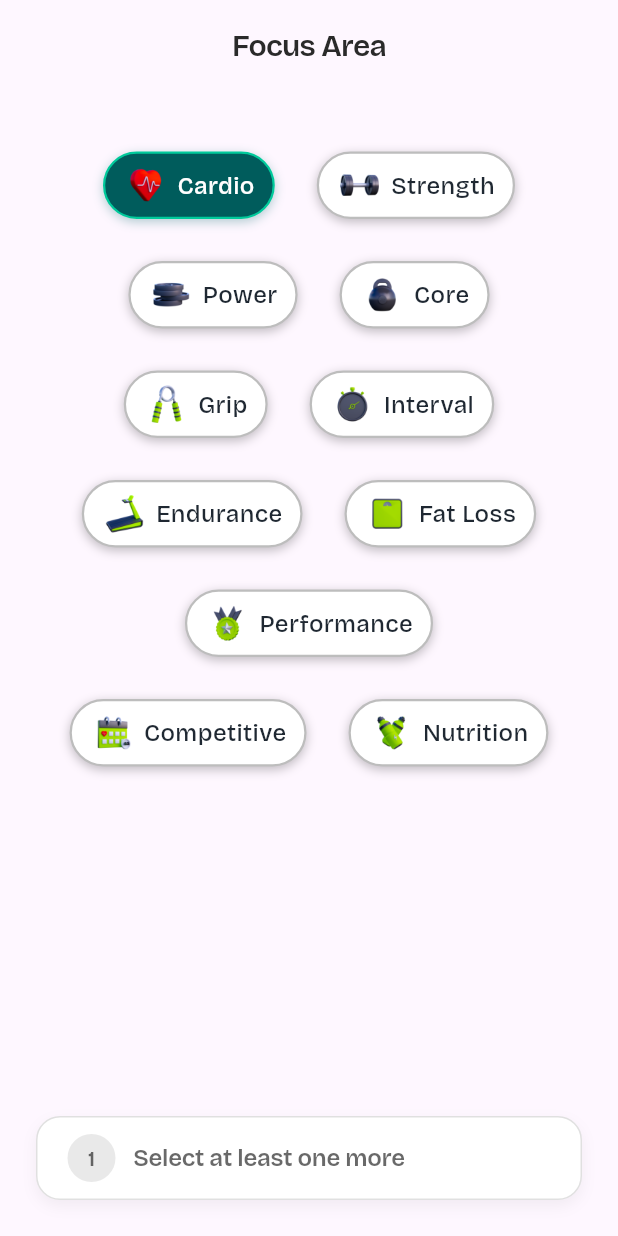
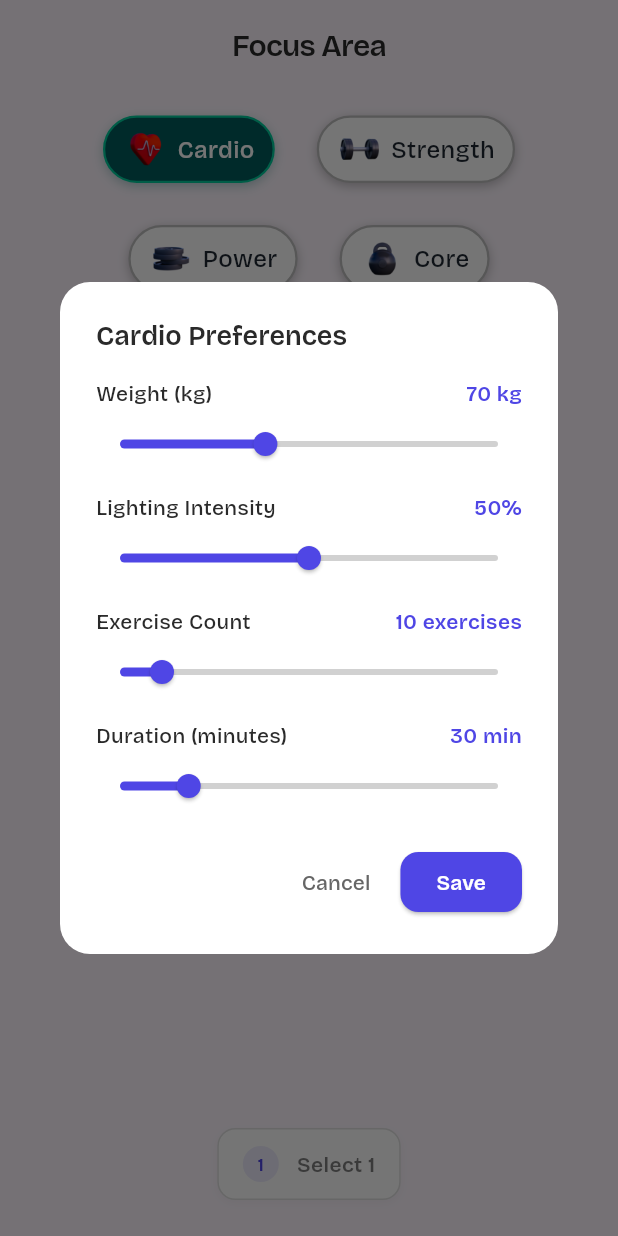
Before and after one commit to mihf05/flutter-fitness, a Flutter app: the WorkoutSelectionPage widget shown alone on an empty page, opened directly, after a tap on "Cardio", on a phone screen of 412 x 824 dp. Run offline on Flutter 3.47's test engine with Material 3 defaults, Android fonts, the phone set to English and light mode, and no system bars; our stand-ins replace google_fonts; network calls fail.

Commit message:
feat: Add workout preferences dialog with adjustable settings for weight, lighting, exercise count, and duration

```diff
--- a/lib/workout_selection.dart
+++ b/lib/workout_selection.dart
@@ -40,6 +40,9 @@ class _WorkoutSelectionPageState extends State<WorkoutSelectionPage>
     "Competitive": "calendar_icon.png",
     "Nutrition": "protein_shaker_icon.png",
   };
+
+  // User preferences for each workout type
+  Map<String, Map<String, dynamic>> workoutPreferences = {};
 
   int count = 0;
   bool isDarkMode = false;
@@ -85,6 +88,174 @@ class _WorkoutSelectionPageState extends State<WorkoutSelectionPage>
   Color get subtitleColor => isDarkMode ? Color(0xFFB0B0B0) : Color(0xFF666666);
   Color get accentColor => isDarkMode ? Color(0xFF6366F1) : Color(0xFF4F46E5);
 
+  // Show preferences dialog when workout is selected
+  void _showPreferencesDialog(String workoutType) {
+    double weight = workoutPreferences[workoutType]?['weight'] ?? 70.0;
+    double lightingIntensity = workoutPreferences[workoutType]?['lighting'] ?? 50.0;
+    int exerciseCount = workoutPreferences[workoutType]?['count'] ?? 10;
+    int duration = workoutPreferences[workoutType]?['time'] ?? 30;
+
+    showDialog(
+      context: context,
+      builder: (BuildContext context) {
+        return StatefulBuilder(
+          builder: (context, setDialogState) {
+            return AlertDialog(
+              backgroundColor: surfaceColor,
+              shape: RoundedRectangleBorder(
+                borderRadius: BorderRadius.circular(20),
+              ),
+              title: Text(
+                '$workoutType Preferences',
+                style: GoogleFonts.bricolageGrotesque(
+                  color: textColor,
+                  fontSize: 18,
+                  fontWeight: FontWeight.w600,
+                ),
+              ),
+              content: Container(
+                width: double.maxFinite,
+                child: Column(
+                  mainAxisSize: MainAxisSize.min,
+                  children: [
+                    // Weight Slider
+                    _buildSliderSection(
+                      'Weight (kg)',
+                      weight,
+                      20.0,
+                      150.0,
+                      (value) => setDialogState(() => weight = value),
+                      '${weight.round()} kg',
+                    ),
+                    SizedBox(height: 16),
+
+                    // Lighting Intensity Slider
+                    _buildSliderSection(
+                      'Lighting Intensity',
+                      lightingIntensity,
+                      0.0,
+                      100.0,
+                      (value) => setDialogState(() => lightingIntensity = value),
+                      '${lightingIntensity.round()}%',
+                    ),
+                    SizedBox(height: 16),
+
+                    // Exercise Count Slider
+                    _buildSliderSection(
+                      'Exercise Count',
+                      exerciseCount.toDouble(),
+                      5.0,
+                      50.0,
+                      (value) => setDialogState(() => exerciseCount = value.round()),
+                      '${exerciseCount} exercises',
+                    ),
+                    SizedBox(height: 16),
+
+                    // Duration Slider
+                    _buildSliderSection(
+                      'Duration (minutes)',
+                      duration.toDouble(),
+                      10.0,
+                      120.0,
+                      (value) => setDialogState(() => duration = value.round()),
+                      '${duration} min',
+                    ),
+                  ],
+                ),
+              ),
+              actions: [
+                TextButton(
+                  onPressed: () => Navigator.of(context).pop(),
+                  child: Text(
+                    'Cancel',
+                    style: GoogleFonts.bricolageGrotesque(
+                      color: subtitleColor,
+                      fontWeight: FontWeight.w500,
+                    ),
+                  ),
+                ),
+                ElevatedButton(
+                  onPressed: () {
+                    setState(() {
+                      workoutPreferences[workoutType] = {
+                        'weight': weight,
+                        'lighting': lightingIntensity,
+                        'count': exerciseCount,
+                        'time': duration,
+                      };
+                    });
+                    Navigator.of(context).pop();
+                  },
+                  style: ElevatedButton.styleFrom(
+                    backgroundColor: accentColor,
+                    shape: RoundedRectangleBorder(
+                      borderRadius: BorderRadius.circular(12),
+                    ),
+                  ),
+                  child: Text(
+                    'Save',
+                    style: GoogleFonts.bricolageGrotesque(
+                      color: Colors.white,
+                      fontWeight: FontWeight.w600,
+                    ),
+                  ),
+                ),
+              ],
+            );
+          },
+        );
+      },
+    );
+  }
+
+  Widget _buildSliderSection(String title, double value, double min, double max,
+      Function(double) onChanged, String displayValue) {
+    return Column(
+      crossAxisAlignment: CrossAxisAlignment.start,
+      children: [
+        Row(
+          mainAxisAlignment: MainAxisAlignment.spaceBetween,
+          children: [
+            Text(
+              title,
+              style: GoogleFonts.bricolageGrotesque(
+                color: textColor,
+                fontSize: 14,
+                fontWeight: FontWeight.w500,
+              ),
+            ),
+            Text(
+              displayValue,
+              style: GoogleFonts.bricolageGrotesque(
+                color: accentColor,
+                fontSize: 14,
+                fontWeight: FontWeight.w600,
+              ),
+            ),
+          ],
+        ),
+        SizedBox(height: 8),
+        SliderTheme(
+          data: SliderThemeData(
+            trackHeight: 4,
+            thumbShape: RoundSliderThumbShape(enabledThumbRadius: 8),
+            overlayShape: RoundSliderOverlayShape(overlayRadius: 16),
+            activeTrackColor: accentColor,
+            inactiveTrackColor: subtitleColor.withOpacity(0.3),
+            thumbColor: accentColor,
+            overlayColor: accentColor.withOpacity(0.2),
+          ),
+          child: Slider(
+            value: value,
+            min: min,
+            max: max,
+            onChanged: onChanged,
+          ),
+        ),
+      ],
+    );
+  }
+
   @override
   Widget build(BuildContext context) {
     // Update isDarkMode based on Theme
@@ -117,9 +288,9 @@ class _WorkoutSelectionPageState extends State<WorkoutSelectionPage>
             ),
           ),
 
-          SizedBox(height: 48),
+          SizedBox(height: 24),
 
-          // Choice Chips (without header section)
+          // Choice Chips
           Expanded(
             child: SlideTransition(
               position: _slideAnimation,
@@ -136,14 +307,20 @@ class _WorkoutSelectionPageState extends State<WorkoutSelectionPage>
                         text: entry.key,
                         isSelected: entry.value,
                         onTap: () {
+                          if (!workoutSelection[entry.key]!) {
+                            // Show preferences dialog when selecting
+                            _showPreferencesDialog(entry.key!);
+                          }
+
                           setState(() {
-                            workoutSelection[entry.key] =
-                                !workoutSelection[entry.key]!;
+                            workoutSelection[entry.key] = !workoutSelection[entry.key]!;
 
                             if (workoutSelection[entry.key] == true) {
                               count += 1;
                             } else {
                               count -= 1;
+                              // Remove preferences when deselected
+                              workoutPreferences.remove(entry.key);
                             }
                           });
                         },
@@ -155,7 +332,7 @@ class _WorkoutSelectionPageState extends State<WorkoutSelectionPage>
             ),
           ),
 
-          // Combined Counter and Continue Button
+          // Compact Combined Button
           SlideTransition(
             position: Tween<Offset>(
               begin: Offset(0, 0.2),
@@ -165,14 +342,13 @@ class _WorkoutSelectionPageState extends State<WorkoutSelectionPage>
               curve: Interval(0.3, 1.0, curve: Curves.easeOut),
             )),
             child: Padding(
-              padding: EdgeInsets.fromLTRB(24, 0, 24, 24),
+              padding: EdgeInsets.fromLTRB(24, 12, 24, 24),
               child: AnimatedContainer(
                 duration: Duration(milliseconds: 300),
-                width: double.infinity,
-                height: 56,
+                height: 48,
                 decoration: BoxDecoration(
                   color: count > 1 ? accentColor : surfaceColor,
-                  borderRadius: BorderRadius.circular(16),
+                  borderRadius: BorderRadius.circular(12),
                   border: count <= 1 ? Border.all(
                     color: subtitleColor.withOpacity(0.2),
                     width: 1,
@@ -180,39 +356,36 @@ class _WorkoutSelectionPageState extends State<WorkoutSelectionPage>
                   boxShadow: [
                     BoxShadow(
                       color: count > 1
-                          ? accentColor.withOpacity(0.3)
-                          : isDarkMode
-                              ? Colors.black.withOpacity(0.2)
-                              : Colors.black.withOpacity(0.05),
-                      blurRadius: count > 1 ? 12 : 8,
-                      offset: Offset(0, count > 1 ? 6 : 4),
+                          ? accentColor.withOpacity(0.2)
+                          : Colors.black.withOpacity(0.03),
+                      blurRadius: count > 1 ? 8 : 4,
+                      offset: Offset(0, count > 1 ? 4 : 2),
                     ),
                   ],
                 ),
                 child: Material(
                   color: Colors.transparent,
                   child: InkWell(
-                    borderRadius: BorderRadius.circular(16),
+                    borderRadius: BorderRadius.circular(12),
                     onTap: count > 1
                         ? () {
-                            // Add your action here
-                            print("Continue button clicked");
+                            print("Continue with preferences: $workoutPreferences");
                           }
                         : null,
                     child: Padding(
-                      padding: EdgeInsets.symmetric(horizontal: 20),
+                      padding: EdgeInsets.symmetric(horizontal: 16),
                       child: Row(
+                        mainAxisSize: MainAxisSize.min,
                         children: [
-                          // Counter Circle
-                          AnimatedContainer(
-                            duration: Duration(milliseconds: 300),
-                            width: 32,
-                            height: 32,
+                          // Compact Counter
+                          Container(
+                            width: 24,
+                            height: 24,
                             decoration: BoxDecoration(
                               color: count > 1
                                   ? Colors.white.withOpacity(0.2)
-                                  : textColor.withOpacity(0.1),
-                              borderRadius: BorderRadius.circular(16),
+                                  : accentColor.withOpacity(0.1),
+                              borderRadius: BorderRadius.circular(12),
                             ),
                             child: Center(
                               child: Text(
@@ -220,8 +393,8 @@ class _WorkoutSelectionPageState extends State<WorkoutSelectionPage>
                                 style: GoogleFonts.bricolageGrotesque(
                                   color: count > 1
                                       ? Colors.white
-                                      : textColor.withOpacity(0.7),
-                                  fontSize: 14,
+                                      : accentColor,
+                                  fontSize: 12,
                                   fontWeight: FontWeight.w600,
                                 ),
                               ),
@@ -230,35 +403,26 @@ class _WorkoutSelectionPageState extends State<WorkoutSelectionPage>
 
                           SizedBox(width: 12),
 
-                          // Text Content
-                          Expanded(
-                            child: Text(
-                              count == 0
-                                  ? "Select your focus areas"
-                                  : count == 1
-                                      ? "Select at least one more"
-                                      : "Continue",
+                          // Compact Text
+                          Text(
+                            count > 1 ? "Continue" : "Select $count",
                             style: GoogleFonts.bricolageGrotesque(
                               color: count > 1
                                   ? Colors.white
-                                    : textColor.withOpacity(0.7),
-                                fontSize: 16,
+                                  : textColor.withOpacity(0.6),
+                              fontSize: 14,
                               fontWeight: FontWeight.w600,
-                                letterSpacing: -0.2,
-                              ),
                             ),
                           ),
 
-                          // Arrow Icon (only when ready to continue)
-                          if (count > 1)
-                            AnimatedContainer(
-                              duration: Duration(milliseconds: 300),
-                              child: Icon(
+                          if (count > 1) ...[
+                            SizedBox(width: 8),
+                            Icon(
                               Icons.arrow_forward_rounded,
                               color: Colors.white,
-                                size: 20,
+                              size: 16,
                             ),
-                            ),
+                          ],
                         ],
                       ),
                     ),
```
Lines whose indentation alone changed are shown as unchanged.
